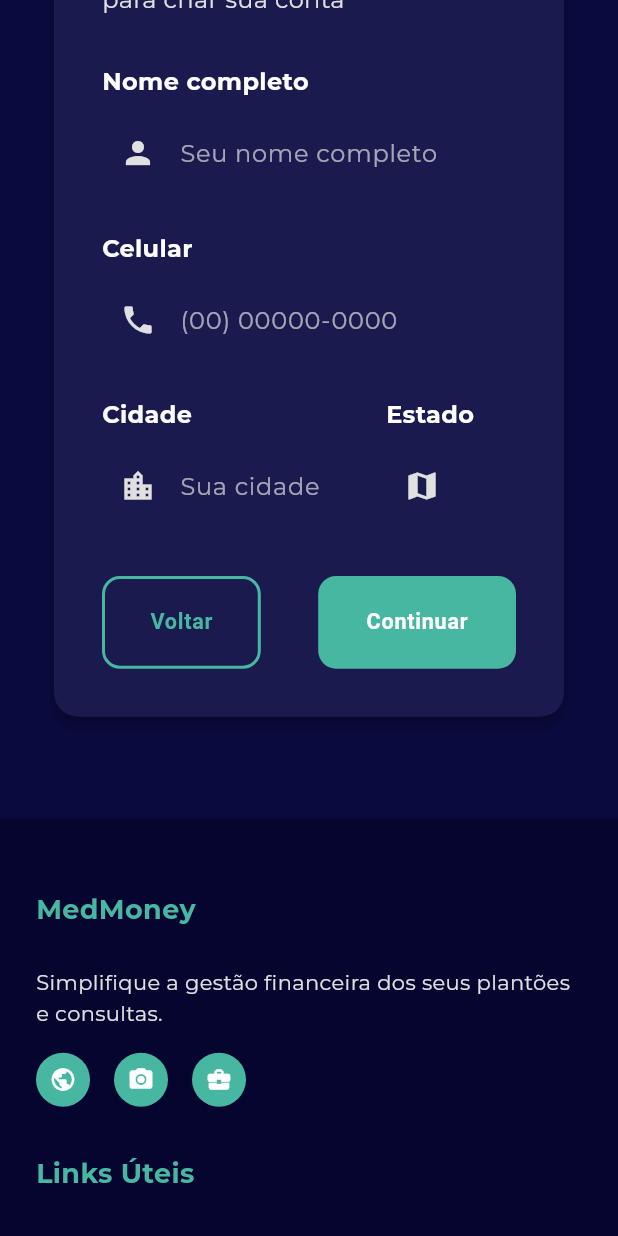
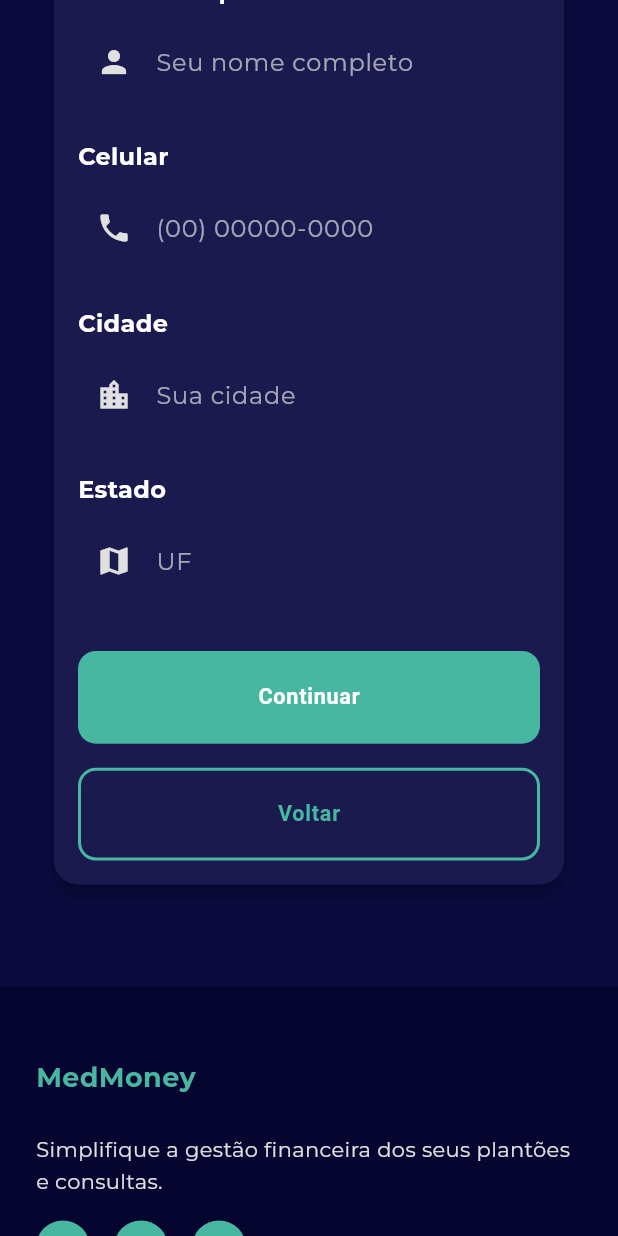
Before and after one commit to CostaMAyssa/MedMoney, a Flutter app: the RegisterPage screen opened by its route, scrolled down 576 dp, after a tap on "Continuar", on a phone screen of 412 x 824 dp. Run offline on Flutter 3.47's test engine with Material 3 defaults, Android fonts, the phone set to English and light mode, and no system bars; our stand-ins replace flutter_dotenv, google_fonts, lottie, qr_flutter, shelf, supabase_flutter; missing offline and left inert: dart:html, dart:ui_web, shelf_router; accounts and stored records are empty; network calls fail.

Commit message:
Melhorando responsividade da tela de cadastro para dispositivos móveis

```diff
--- a/lib/screens/auth/register_page.dart
+++ b/lib/screens/auth/register_page.dart
@@ -203,7 +203,7 @@ class _RegisterPageState extends State<RegisterPage> {
                   Text(
                     'Crie sua conta',
                     style: TextStyle(
-                      fontSize: 32,
+                      fontSize: Responsive.isMobile(context) ? 24 : 32,
                       fontWeight: FontWeight.bold,
                       color: AppTheme.textPrimaryColor,
                     ),
@@ -213,7 +213,7 @@ class _RegisterPageState extends State<RegisterPage> {
                     'Comece a organizar suas finanças em poucos passos',
                     textAlign: TextAlign.center,
                     style: TextStyle(
-                      fontSize: 16,
+                      fontSize: Responsive.isMobile(context) ? 14 : 16,
                       color: AppTheme.textSecondaryColor,
                     ),
                   ),
@@ -241,11 +241,38 @@ class _RegisterPageState extends State<RegisterPage> {
         borderRadius: BorderRadius.circular(16),
       ),
       child: Padding(
-        padding: const EdgeInsets.all(32),
+        padding: EdgeInsets.all(Responsive.isMobile(context) ? 16 : 32),
         child: Column(
           children: [
             // Indicador de progresso
+            Responsive.isMobile(context)
+              ? Column(
+                  children: [
                     Row(
+                      children: [
+                        _buildStepIndicator(0, 'Plano'),
+                        _buildStepConnector(_currentStep >= 1),
+                        _buildStepIndicator(1, 'Informações'),
+                        _buildStepConnector(_currentStep >= 2),
+                        _buildStepIndicator(2, 'Credenciais'),
+                      ],
+                    ),
+                    const SizedBox(height: 24),
+                    Text(
+                      _currentStep == 0
+                        ? 'Escolha seu plano'
+                        : _currentStep == 1
+                          ? 'Informações pessoais'
+                          : 'Credenciais de acesso',
+                      style: TextStyle(
+                        fontSize: 18,
+                        fontWeight: FontWeight.bold,
+                        color: AppTheme.primaryColor,
+                      ),
+                    ),
+                  ],
+                )
+              : Row(
                   children: [
                     _buildStepIndicator(0, 'Escolha seu plano'),
                     _buildStepConnector(_currentStep >= 1),
@@ -254,7 +281,6 @@ class _RegisterPageState extends State<RegisterPage> {
                     _buildStepIndicator(2, 'Credenciais de acesso'),
                   ],
                 ),
-            const SizedBox(height: 48),
 
             // Mensagem de erro (se houver)
             if (_errorMessage != null) ...[
@@ -294,7 +320,34 @@ class _RegisterPageState extends State<RegisterPage> {
 
             // Botões de navegação
             const SizedBox(height: 32),
-            Row(
+            Responsive.isMobile(context)
+                ? Column(
+                    children: [
+                      SizedBox(
+                        width: double.infinity,
+                        child: CustomButton(
+                          text: _currentStep < 2 ? 'Continuar' : 'Criar Conta',
+                          onPressed: _nextStep,
+                          type: ButtonType.primary,
+                          size: ButtonSize.medium,
+                          isLoading: _isLoading,
+                        ),
+                      ),
+                      if (_currentStep > 0) ...[
+                        const SizedBox(height: 16),
+                        SizedBox(
+                          width: double.infinity,
+                          child: CustomButton(
+                            text: 'Voltar',
+                            onPressed: _previousStep,
+                            type: ButtonType.outline,
+                            size: ButtonSize.medium,
+                          ),
+                        ),
+                      ],
+                    ],
+                  )
+                : Row(
                     mainAxisAlignment: MainAxisAlignment.spaceBetween,
                     children: [
                       if (_currentStep > 0)
@@ -393,7 +446,7 @@ class _RegisterPageState extends State<RegisterPage> {
         Text(
           'Escolha seu plano',
           style: TextStyle(
-            fontSize: 20,
+            fontSize: Responsive.isMobile(context) ? 18 : 20,
             fontWeight: FontWeight.bold,
             color: AppTheme.textPrimaryColor,
           ),
@@ -402,7 +455,7 @@ class _RegisterPageState extends State<RegisterPage> {
         Text(
           'Selecione o plano que melhor atende às suas necessidades',
           style: TextStyle(
-            fontSize: 16,
+            fontSize: Responsive.isMobile(context) ? 14 : 16,
             color: AppTheme.textSecondaryColor,
           ),
         ),
@@ -487,7 +540,10 @@ class _RegisterPageState extends State<RegisterPage> {
     return GestureDetector(
       onTap: onTap,
       child: Container(
-        padding: const EdgeInsets.symmetric(horizontal: 32, vertical: 16),
+        padding: EdgeInsets.symmetric(
+          horizontal: Responsive.isMobile(context) ? 16 : 32,
+          vertical: 16
+        ),
         decoration: BoxDecoration(
           color: isSelected ? AppTheme.primaryColor : Colors.transparent,
           borderRadius: BorderRadius.circular(40),
@@ -497,7 +553,7 @@ class _RegisterPageState extends State<RegisterPage> {
           style: TextStyle(
             color: isSelected ? Colors.white : AppTheme.textSecondaryColor,
             fontWeight: FontWeight.w600,
-            fontSize: 16,
+            fontSize: Responsive.isMobile(context) ? 14 : 16,
           ),
         ),
       ),
@@ -511,40 +567,27 @@ class _RegisterPageState extends State<RegisterPage> {
     bool isSelected,
     VoidCallback onTap,
   ) {
-    return InkWell(
+    return GestureDetector(
       onTap: onTap,
       child: Container(
-        padding: const EdgeInsets.all(24),
+        padding: EdgeInsets.all(Responsive.isMobile(context) ? 12 : 16),
         decoration: BoxDecoration(
+          color: isSelected ? AppTheme.primaryColor.withOpacity(0.1) : Color(0xFF2A2A5F),
+          borderRadius: BorderRadius.circular(16),
           border: Border.all(
-            color: isSelected ? AppTheme.primaryColor : Color(0xFF2A2A5F),
-            width: isSelected ? 2 : 1,
+            color: isSelected ? AppTheme.primaryColor : Colors.transparent,
+            width: 2,
           ),
-          borderRadius: BorderRadius.circular(16),
-          color: isSelected
-              ? AppTheme.primaryColor.withOpacity(0.2)
-              : Color(0xFF1A1A4F),
-          boxShadow: [
-            BoxShadow(
-              color: Colors.black.withOpacity(0.1),
-              blurRadius: 8,
-              offset: const Offset(0, 2),
-            ),
-          ],
         ),
         child: Row(
           children: [
             Radio(
-              value: title.contains('Básico') ? 'Básico' : 'Premium',
-              groupValue: _selectedPlan,
-              onChanged: (value) {
-                setState(() {
-                  _selectedPlan = value.toString();
-                });
-              },
+              value: true,
+              groupValue: isSelected,
+              onChanged: (_) => onTap(),
               activeColor: AppTheme.primaryColor,
             ),
-            const SizedBox(width: 16),
+            const SizedBox(width: 8),
             Expanded(
               child: Column(
                 crossAxisAlignment: CrossAxisAlignment.start,
@@ -552,26 +595,26 @@ class _RegisterPageState extends State<RegisterPage> {
                   Text(
                     title,
                     style: TextStyle(
-                      fontSize: 18,
+                      fontSize: Responsive.isMobile(context) ? 16 : 18,
                       fontWeight: FontWeight.bold,
                       color: AppTheme.textPrimaryColor,
                     ),
                   ),
-                  const SizedBox(height: 4),
                   Text(
                     subtitle,
                     style: TextStyle(
-                      fontSize: 14,
+                      fontSize: Responsive.isMobile(context) ? 12 : 14,
                       color: AppTheme.textSecondaryColor,
                     ),
                   ),
                 ],
               ),
             ),
+            const SizedBox(width: 8),
             Text(
               price,
               style: TextStyle(
-                fontSize: 18,
+                fontSize: Responsive.isMobile(context) ? 16 : 18,
                 fontWeight: FontWeight.bold,
                 color: AppTheme.primaryColor,
               ),
@@ -589,7 +632,7 @@ class _RegisterPageState extends State<RegisterPage> {
         Text(
           'Informações pessoais',
           style: TextStyle(
-            fontSize: 20,
+            fontSize: Responsive.isMobile(context) ? 18 : 20,
             fontWeight: FontWeight.bold,
             color: AppTheme.textPrimaryColor,
           ),
@@ -598,7 +641,7 @@ class _RegisterPageState extends State<RegisterPage> {
         Text(
           'Informe seus dados pessoais para criar sua conta',
           style: TextStyle(
-            fontSize: 16,
+            fontSize: Responsive.isMobile(context) ? 14 : 16,
             color: AppTheme.textSecondaryColor,
           ),
         ),
@@ -630,7 +673,37 @@ class _RegisterPageState extends State<RegisterPage> {
           },
         ),
         const SizedBox(height: 24),
-        Row(
+        Responsive.isMobile(context)
+            ? Column(
+                children: [
+                  CustomTextField(
+                    label: 'Cidade',
+                    hint: 'Sua cidade',
+                    controller: _cityController,
+                    prefixIcon: Icons.location_city,
+                    validator: (value) {
+                      if (value == null || value.isEmpty) {
+                        return 'Por favor, informe sua cidade';
+                      }
+                      return null;
+                    },
+                  ),
+                  const SizedBox(height: 24),
+                  CustomTextField(
+                    label: 'Estado',
+                    hint: 'UF',
+                    controller: _stateController,
+                    prefixIcon: Icons.map,
+                    validator: (value) {
+                      if (value == null || value.isEmpty) {
+                        return 'Por favor, informe seu estado';
+                      }
+                      return null;
+                    },
+                  ),
+                ],
+              )
+            : Row(
                 crossAxisAlignment: CrossAxisAlignment.start,
                 children: [
                   Expanded(
@@ -677,7 +750,7 @@ class _RegisterPageState extends State<RegisterPage> {
         Text(
           'Credenciais de acesso',
           style: TextStyle(
-            fontSize: 20,
+            fontSize: Responsive.isMobile(context) ? 18 : 20,
             fontWeight: FontWeight.bold,
             color: AppTheme.textPrimaryColor,
           ),
@@ -686,7 +759,7 @@ class _RegisterPageState extends State<RegisterPage> {
         Text(
           'Crie suas credenciais para acessar a plataforma',
           style: TextStyle(
-            fontSize: 16,
+            fontSize: Responsive.isMobile(context) ? 14 : 16,
             color: AppTheme.textSecondaryColor,
           ),
         ),
```
Lines whose indentation alone changed are shown as unchanged.
